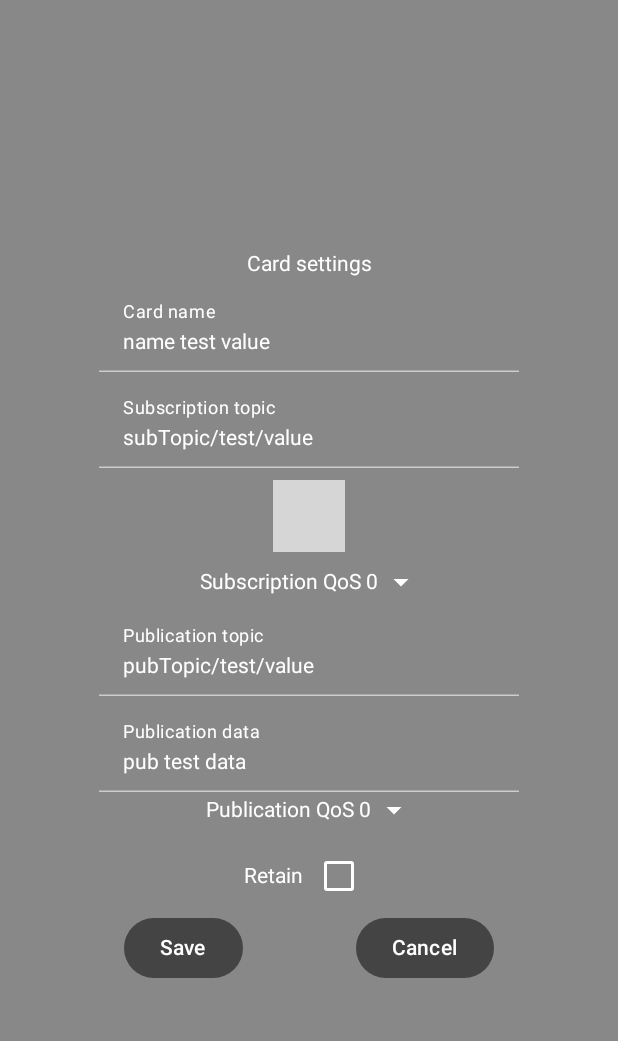
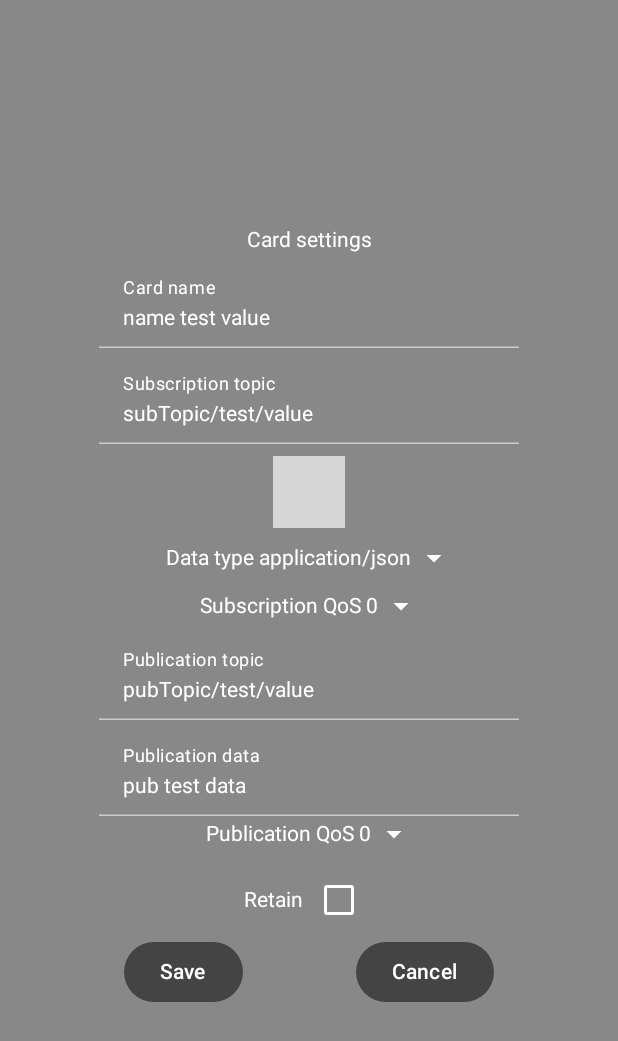
Before and after one commit to Maxeltr/AndroidMq2t, an Android app built with Jetpack Compose: the @Preview function EditCardViewPreview, on a phone screen of 412 x 824 dp. Shown: the top 1041 px of the screen. Run offline under Robolectric (Android 15) with nearby library versions, the phone set to English and light mode, and no system bars; 1 statement that could not run was skipped; grey boxes are pictures that could not be loaded.

Commit message:
Signed-off-by: Maxeltr <maksim.eltratov@ya.ru>

```diff
--- a/app/src/main/java/ru/maxeltr/androidmq2t/Model/CardState.kt
+++ b/app/src/main/java/ru/maxeltr/androidmq2t/Model/CardState.kt
@@ -5,6 +5,7 @@ data class CardState(
     val name: String = "",
     val subTopic: String = "",
     val subData: String = "",
+    val subDataType: String = "text/plain",
     val subQos: Int = 0,
     val subJsonpath: String = "",
     val pubTopic: String = "",
--- /dev/null
+++ b/app/src/main/java/ru/maxeltr/androidmq2t/Model/MediaType.kt
@@ -0,0 +1,11 @@
+package ru.maxeltr.androidmq2t.Model
+
+enum class MediaType(val type: String) {
+	TEXT_PLAIN("text/plain"),
+	//TEXT_HTML("text/html"),
+	APPLICATION_JSON("application/json"),
+	//APPLICATION_XML("application/xml"),
+	IMAGE_JPEG("image/jpeg"),
+	//IMAGE_PNG("image/png"),
+
+}
--- a/app/src/main/java/ru/maxeltr/androidmq2t/composables/Dashboard.kt
+++ b/app/src/main/java/ru/maxeltr/androidmq2t/composables/Dashboard.kt
@@ -1,5 +1,6 @@
 package ru.maxeltr.androidmq2t.composables
 
+import android.graphics.BitmapFactory
 import android.util.Log
 import androidx.compose.foundation.background
 import androidx.compose.foundation.layout.Arrangement
@@ -15,8 +16,10 @@ import androidx.compose.runtime.Composable
 import androidx.compose.ui.Alignment
 import androidx.compose.ui.Modifier
 import androidx.compose.ui.graphics.Color
+import androidx.compose.ui.platform.LocalContext
 import androidx.compose.ui.unit.dp
 import androidx.navigation.NavController
+import ru.maxeltr.androidmq2t.R
 import ru.maxeltr.androidmq2t.viewmodel.Mq2tViewModel
 
 @Composable
@@ -72,6 +75,7 @@ fun CardRow(
                 data = viewModel.cards.getOrNull(index)?.subData ?: "",
                 name = viewModel.cards.getOrNull(index)?.name ?: "",
                 time = viewModel.cards.getOrNull(index)?.time ?: "",
+                bitmap = BitmapFactory.decodeResource(LocalContext.current.resources, R.drawable.tiger),
                 onEditClick = {
                     navController.navigate("editCardView/${viewModel.cards.getOrNull(index)?.id ?: "-1"}")    // TODO: If index is out of bounds, consider showing an error message or navigating to a default screen
                 },
@@ -99,6 +103,7 @@ fun CardRow(
                     data = viewModel.cards.getOrNull(index + 1)?.subData ?: "",
                     name = viewModel.cards.getOrNull(index + 1)?.name ?: "",
                     time = viewModel.cards.getOrNull(index + 1)?.time ?: "",
+                    bitmap = BitmapFactory.decodeResource(LocalContext.current.resources, R.drawable.tiger),
                     onEditClick = {
                         navController.navigate("editCardView/${viewModel.cards.getOrNull(index + 1)?.id ?: "-1"}")      // TODO: If index is out of bounds, consider showing an error message or navigating to a default screen
                     },
--- a/app/src/main/java/ru/maxeltr/androidmq2t/composables/EditCardView.kt
+++ b/app/src/main/java/ru/maxeltr/androidmq2t/composables/EditCardView.kt
@@ -1,4 +1,5 @@
 package ru.maxeltr.androidmq2t.composables
+
 
 import androidx.compose.foundation.background
 import androidx.compose.foundation.clickable
@@ -37,6 +38,7 @@ import androidx.compose.ui.tooling.preview.Preview
 import androidx.compose.ui.unit.dp
 import androidx.navigation.NavController
 import ru.maxeltr.androidmq2t.Model.CardState
+import ru.maxeltr.androidmq2t.Model.MediaType
 import ru.maxeltr.androidmq2t.R
 import ru.maxeltr.androidmq2t.utils.IdGenerator
 import ru.maxeltr.androidmq2t.viewmodel.Mq2tViewModel
@@ -51,6 +53,7 @@ fun EditCardView(id: Int, viewModel: Mq2tViewModel, navController: NavController
     val idState = remember { mutableIntStateOf(card.value.id) }
     val nameState = remember { mutableStateOf(card.value.name) }
     val subTopicState = remember { mutableStateOf(card.value.subTopic) }
+    val subDataTypeState = remember { mutableStateOf(card.value.subDataType) }
     val subQosState = remember { mutableIntStateOf(card.value.subQos) }
     val subJsonpathState = remember { mutableStateOf(card.value.subJsonpath) }
     val pubTopicState = remember { mutableStateOf(card.value.pubTopic) }
@@ -68,6 +71,7 @@ fun EditCardView(id: Int, viewModel: Mq2tViewModel, navController: NavController
             id = idState.value,
             name = nameState.value,
             subTopic = subTopicState.value,
+            subDataType = subDataTypeState.value,
             subQos = subQosState.intValue,
             subJsonpath = subJsonpathState.value,
             pubTopic = pubTopicState.value,
@@ -87,6 +91,7 @@ fun EditCardView(id: Int, viewModel: Mq2tViewModel, navController: NavController
     EditCardForm(
         nameState = nameState,
         subTopicState = subTopicState,
+        subDataTypeState = subDataTypeState,
         subQosState = subQosState,
         subJsonpathState = subJsonpathState,
         pubTopicState = pubTopicState,
@@ -104,6 +109,7 @@ fun EditCardView(id: Int, viewModel: Mq2tViewModel, navController: NavController
 fun EditCardForm(
     nameState: MutableState<String>,
     subTopicState: MutableState<String>,
+    subDataTypeState: MutableState<String>,
     subQosState: MutableState<Int>,
     subJsonpathState: MutableState<String>,
     pubTopicState: MutableState<String>,
@@ -150,6 +156,7 @@ fun EditCardForm(
                 label = stringResource(R.string.subscription_topic)
             )
 
+            if (MediaType.APPLICATION_JSON.type.equals(subDataTypeState.value, true)) {
                     Spacer(modifier = Modifier.height(8.dp))
                     Mq2tTextField(
                         subJsonpathState.value,
@@ -158,6 +165,12 @@ fun EditCardForm(
                         },
                         label = stringResource(R.string.subscription_jsonpath)
                     )
+            }
+
+            Spacer(modifier = Modifier.height(8.dp))
+            Box() {
+                Mq2tDropdownMenu(subDataTypeState, "Data type", "", MediaType.entries.map { it.type })
+            }
 
             Spacer(modifier = Modifier.height(8.dp))
             Box() {
@@ -242,6 +255,7 @@ fun EditCardForm(
 fun EditCardViewPreview() {
     val nameState = remember { mutableStateOf("name test value") }
     val subTopicState = remember { mutableStateOf("subTopic/test/value") }
+    val subDataTypeState = remember { mutableStateOf("application/json") }
     val subQosState = remember { mutableStateOf(0) }
     val subJsonpathState = remember { mutableStateOf("sub jsonpath") }
     val pubTopicState = remember { mutableStateOf("pubTopic/test/value") }
@@ -252,6 +266,7 @@ fun EditCardViewPreview() {
     EditCardForm(
         nameState = nameState,
         subTopicState = subTopicState,
+        subDataTypeState = subDataTypeState,
         subQosState = subQosState,
         subJsonpathState = subJsonpathState,
         pubTopicState = pubTopicState,
@@ -308,3 +323,50 @@ fun Mq2tDropdownQosMenu (
         }
     }
 }
+
+@Composable
+fun Mq2tDropdownMenu (
+    state: MutableState<String>,
+    label: String,
+    menuText: String,
+    items: List<String>
+) {
+    val expanded = remember { mutableStateOf(false) }
+
+    Row(verticalAlignment = Alignment.CenterVertically) {
+        Text(
+            text = "$label ${state.value} ",
+            color = Color.White
+        )
+        Box() {
+            Icon(
+                imageVector = Icons.Filled.ArrowDropDown,
+                contentDescription = "Dropdown Arrow",
+                modifier = Modifier
+                    .clickable { expanded.value = true }
+                    .background(Color.Gray),
+                tint = Color.White
+            )
+            DropdownMenu(
+                expanded = expanded.value,
+                onDismissRequest = { expanded.value = false },
+                modifier = Modifier.background(Color.Gray)
+            ) {
+                items.forEach { value ->
+                    DropdownMenuItem(
+                        onClick = {
+                            state.value = value
+                            expanded.value = false
+                        },
+                        text = {
+                            Text(
+                                text = "$menuText $value",
+                                color = Color.White
+                            )
+                        }
+                    )
+                }
+            }
+        }
+    }
+}
```
Also changed, not shown: app/src/main/java/ru/maxeltr/androidmq2t/composables/Card.kt (+27 -1 lines), app/src/main/java/ru/maxeltr/androidmq2t/composables/MainView.kt (+15 -2 lines), app/src/main/java/ru/maxeltr/androidmq2t/viewmodel/Mq2tViewModel.kt (+83 -8 lines), 1 other file. Lines whose indentation alone changed are shown as unchanged.
